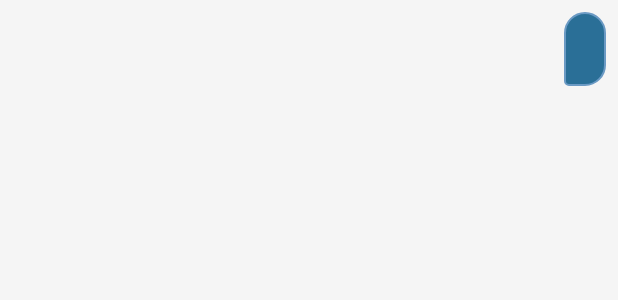
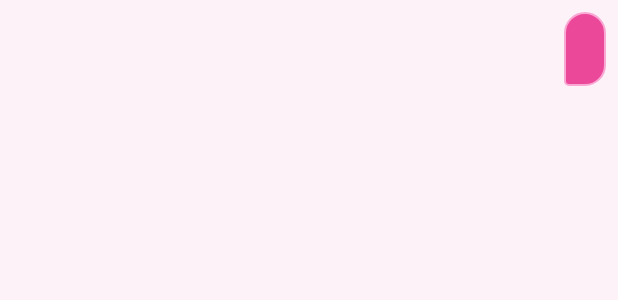
Before and after one commit to riv-exe/AI_Chatbot, an Android app: the layout item_user_message.xml on its own in the app's theme, with its tools: preview values and no code run, on a phone screen of 412 x 824 dp. Shown: the top 300 px of the screen. Run offline under Robolectric (Android 15) with nearby library versions, the phone set to English and light mode, and no system bars.

Commit message:
pink colors

```diff
--- a/app/src/main/res/values/colors.xml
+++ b/app/src/main/res/values/colors.xml
@@ -1,21 +1,25 @@
 <?xml version="1.0" encoding="utf-8"?>
 <resources>
-    <!-- Blue shades -->
-    <color name="blue_light">#FF6B9AC4</color>
-    <color name="blue_primary">#FF2A6F97</color>
-    <color name="blue_dark">#FF1A4B6B</color>
-    <!-- Yellow shades -->
-    <color name="yellow_light">#FFF9E68A</color>
-    <color name="yellow_primary">#FFF4C542</color>
-    <color name="yellow_dark">#FFD4A11E</color>
+    <!-- Main pink shades (dating blue) -->
+    <color name="pink_light">#FFFBCFE8</color>
+    <color name="blue_light">#FFF9A8D4</color>
+    <color name="blue_primary">#FFEC4899</color>
+    <color name="blue_dark">#FFBE185D</color>
+
+    <!-- Secondary pink shades (dating yellow) -->
+    <color name="yellow_light">#FFFCE7F3</color>
+    <color name="yellow_primary">#FFF472B6</color>
+    <color name="yellow_dark">#FFDB2777</color>
+
     <!-- White/Gray shades -->
     <color name="white">#FFFFFFFF</color>
-    <color name="gray_light">#FFF5F5F5</color>
-    <color name="gray_medium">#FFE0E0E0</color>
+    <color name="gray_light">#FFFDF2F8</color>
+    <color name="gray_medium">#FFF5D0E3</color>
     <color name="gray_500">#FF9E9E9E</color>
     <color name="gray_dark">#FF424242</color>
     <color name="black_soft">#FF2C2C2C</color>
     <color name="black">#FF000000</color>
+
     <!-- Legacy colors (for compatibility) -->
     <color name="purple_500">@color/blue_primary</color>
     <color name="purple_700">@color/blue_dark</color>
```
